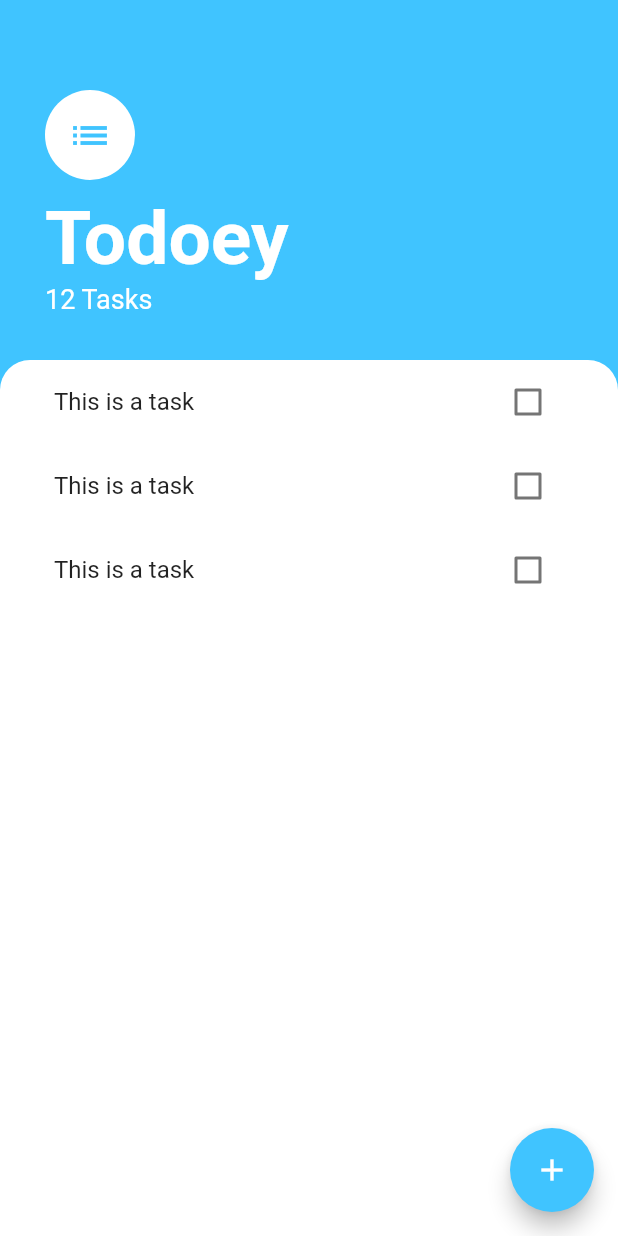
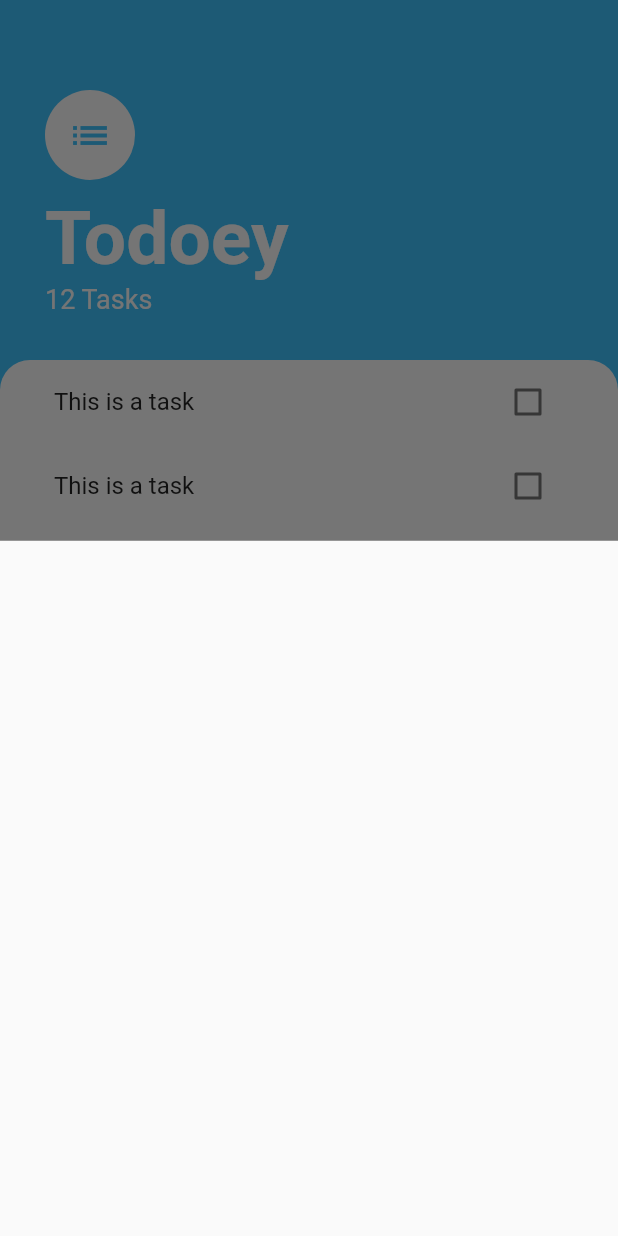
Before and after one commit to wa2l-99/ToDo-Flutterapp, a Flutter app: the screen it shows after launch, after a tap on the "add" icon, on a phone screen of 412 x 824 dp. Run offline on Flutter 3.47's test engine with Material 2 defaults, Android fonts, the phone set to English and light mode, and no system bars.

Commit message:
chore: create a Bottom Sheet widget

```diff
--- a/lib/screens/Tasks_screen.dart
+++ b/lib/screens/Tasks_screen.dart
@@ -10,6 +10,7 @@ class TasksScreen extends StatelessWidget {
         backgroundColor: Colors.lightBlueAccent,
         child: Icon(Icons.add),
         onPressed: () {
+          showModalBottomSheet(context: context, builder: (context) => Container());
         },
       ),
       body: Column(
@@ -53,8 +54,7 @@ class TasksScreen extends StatelessWidget {
           ),
           Expanded(
             child: Container(
-              padding:EdgeInsets.symmetric(horizontal: 20.0),
-
+              padding: EdgeInsets.symmetric(horizontal: 20.0),
               height: 300.0,
               decoration: BoxDecoration(
                 color: Colors.white,
@@ -67,7 +67,6 @@ class TasksScreen extends StatelessWidget {
             ),
           ),
         ],
-
       ),
     );
   }
```
Also changed, not shown: lib/screens/add_Task_Screen.dart (added, +10 -0 lines).
